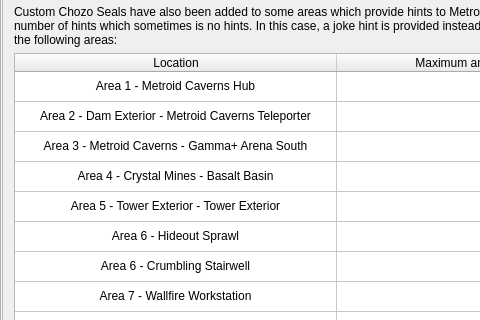
Before: the Qt Designer form randovania/gui/ui_files/games_tab_samusreturns_widget.ui in randovania/randovania, drawn with Qt 5; both pictures show x 0 to 480 and y 88 to 408 of the 707 by 675 pixel window.
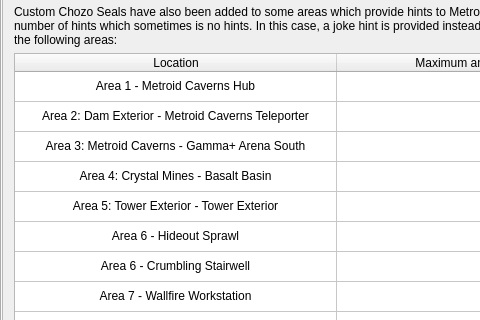
After: the same form once the commit is applied. The open tabs and pages were chosen to show the change. Custom widgets are drawn as their Qt base class.

```diff
--- a/randovania/gui/ui_files/games_tab_samusreturns_widget.ui
+++ b/randovania/gui/ui_files/games_tab_samusreturns_widget.ui
@@ -368,7 +368,7 @@
           </item>
           <item row="1" column="0">
            <property name="text">
-            <string>Area 2 - Dam Exterior - Metroid Caverns Teleporter</string>
+            <string>Area 2: Dam Exterior - Metroid Caverns Teleporter</string>
            </property>
            <property name="textAlignment">
             <set>AlignCenter</set>
@@ -384,7 +384,7 @@
           </item>
           <item row="2" column="0">
            <property name="text">
-            <string>Area 3 - Metroid Caverns - Gamma+ Arena South</string>
+            <string>Area 3: Metroid Caverns - Gamma+ Arena South</string>
            </property>
            <property name="textAlignment">
             <set>AlignCenter</set>
@@ -400,7 +400,7 @@
           </item>
           <item row="3" column="0">
            <property name="text">
-            <string>Area 4 - Crystal Mines - Basalt Basin</string>
+            <string>Area 4: Crystal Mines - Basalt Basin</string>
            </property>
            <property name="textAlignment">
             <set>AlignCenter</set>
@@ -416,7 +416,7 @@
           </item>
           <item row="4" column="0">
            <property name="text">
-            <string>Area 5 - Tower Exterior - Tower Exterior</string>
+            <string>Area 5: Tower Exterior - Tower Exterior</string>
            </property>
            <property name="textAlignment">
             <set>AlignCenter</set>
```
Left out of the diff: 2 changed lines with no effect on the pictures.
